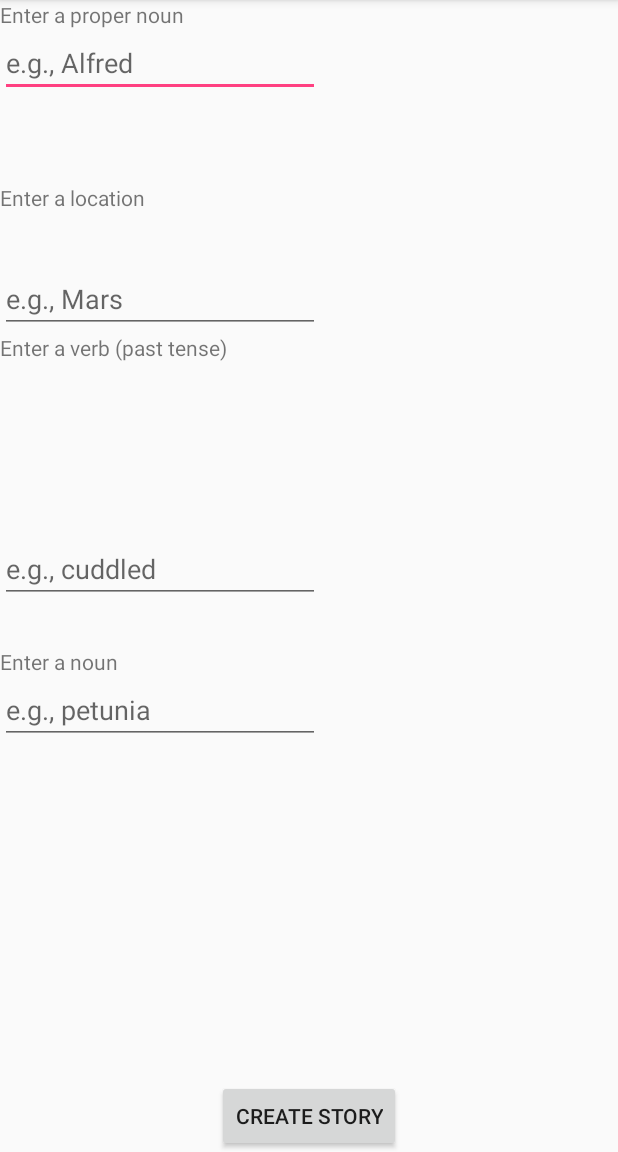
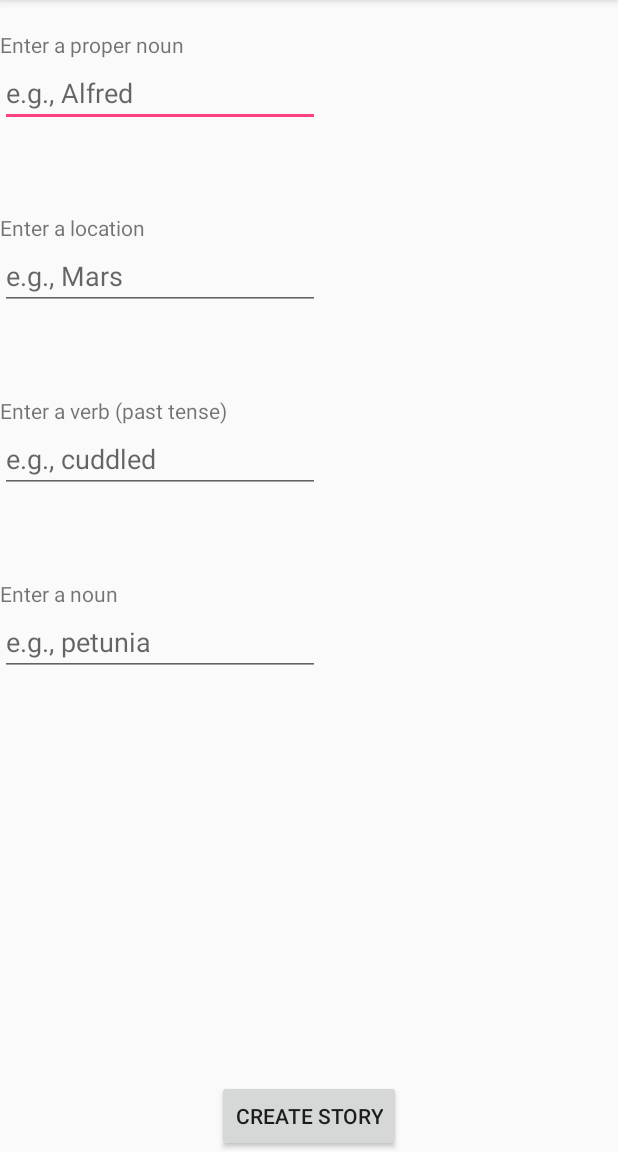
Before and after one commit to Atticus29/MadLibs, an Android app: the screen it shows after launch (MainActivity), on a phone screen of 412 x 824 dp, the part 84-1236 px from its top. Run offline under Robolectric (Android 15) with nearby library versions, the phone set to English and light mode, and no system bars; our stand-ins replace ButterKnife.

Commit message:
add activity to button and make layout not terribly ugly

```diff
--- a/app/build.gradle
+++ b/app/build.gradle
@@ -26,4 +26,5 @@ dependencies {
     })
     compile 'com.android.support:appcompat-v7:25.3.1'
     testCompile 'junit:junit:4.12'
+    compile 'com.jakewharton:butterknife:7.0.1'
 }
--- a/app/src/main/AndroidManifest.xml
+++ b/app/src/main/AndroidManifest.xml
@@ -15,6 +15,7 @@
                 <category android:name="android.intent.category.LAUNCHER" />
             </intent-filter>
         </activity>
+        <activity android:name=".StoryActivity"></activity>
     </application>
 
 </manifest>
--- a/app/src/main/java/com/epicodus/madlibs/MainActivity.java
+++ b/app/src/main/java/com/epicodus/madlibs/MainActivity.java
@@ -1,13 +1,29 @@
 package com.epicodus.madlibs;
 
+import android.content.Intent;
 import android.support.v7.app.AppCompatActivity;
 import android.os.Bundle;
+import android.view.View;
+import android.widget.Button;
 
-public class MainActivity extends AppCompatActivity {
+import butterknife.Bind;
+import butterknife.ButterKnife;
 
+public class MainActivity extends AppCompatActivity implements View.OnClickListener{
+    @Bind(R.id.makeStoryButton) Button mMakeStoryButton;
     @Override
     protected void onCreate(Bundle savedInstanceState) {
         super.onCreate(savedInstanceState);
         setContentView(R.layout.activity_main);
+        ButterKnife.bind(this);
+        mMakeStoryButton.setOnClickListener(this);
+    }
+
+    @Override
+    public void onClick(View v){
+        if(v == mMakeStoryButton){
+            Intent intent = new Intent(MainActivity.this, StoryActivity.class);
+            startActivity(intent);
+        }
     }
 }
--- a/app/src/main/res/layout/activity_main.xml
+++ b/app/src/main/res/layout/activity_main.xml
@@ -13,7 +13,8 @@
         android:id="@+id/textViewProperNoun"
         android:layout_alignParentTop="true"
         android:layout_alignParentLeft="true"
-        android:layout_alignParentStart="true" />
+        android:layout_alignParentStart="true"
+        android:layout_marginTop="20dp"/>
 
     <EditText
         android:layout_width="wrap_content"
@@ -43,7 +44,7 @@
         android:ems="10"
         android:id="@+id/locationInput"
         android:hint="e.g., Mars"
-        android:layout_marginTop="35dp"
+        android:layout_marginBottom="57dp"
         android:layout_below="@+id/locationTextView"
         android:layout_alignParentLeft="true"
         android:layout_alignParentStart="true" />
@@ -56,7 +57,7 @@
         android:layout_below="@+id/locationInput"
         android:layout_alignParentLeft="true"
         android:layout_alignParentStart="true"
-        android:layout_marginBottom="115dp" />
+        />
 
     <EditText
         android:layout_width="wrap_content"
@@ -68,7 +69,7 @@
         android:layout_below="@+id/verbTextView"
         android:layout_alignParentLeft="true"
         android:layout_alignParentStart="true"
-        android:layout_marginBottom="29dp" />
+        android:layout_marginBottom="57dp" />
 
     <TextView
         android:text="Enter a noun"
@@ -87,7 +88,7 @@
         android:layout_below="@+id/nounTextView"
         android:layout_alignParentLeft="true"
         android:layout_alignParentStart="true"
-        android:layout_marginBottom="27dp" />
+        />
 
 
     <Button
```
Also changed, not shown: app/src/main/java/com/epicodus/madlibs/StoryActivity.java (added, +13 -0 lines), app/src/main/res/layout/activity_story.xml (added, +13 -0 lines).
